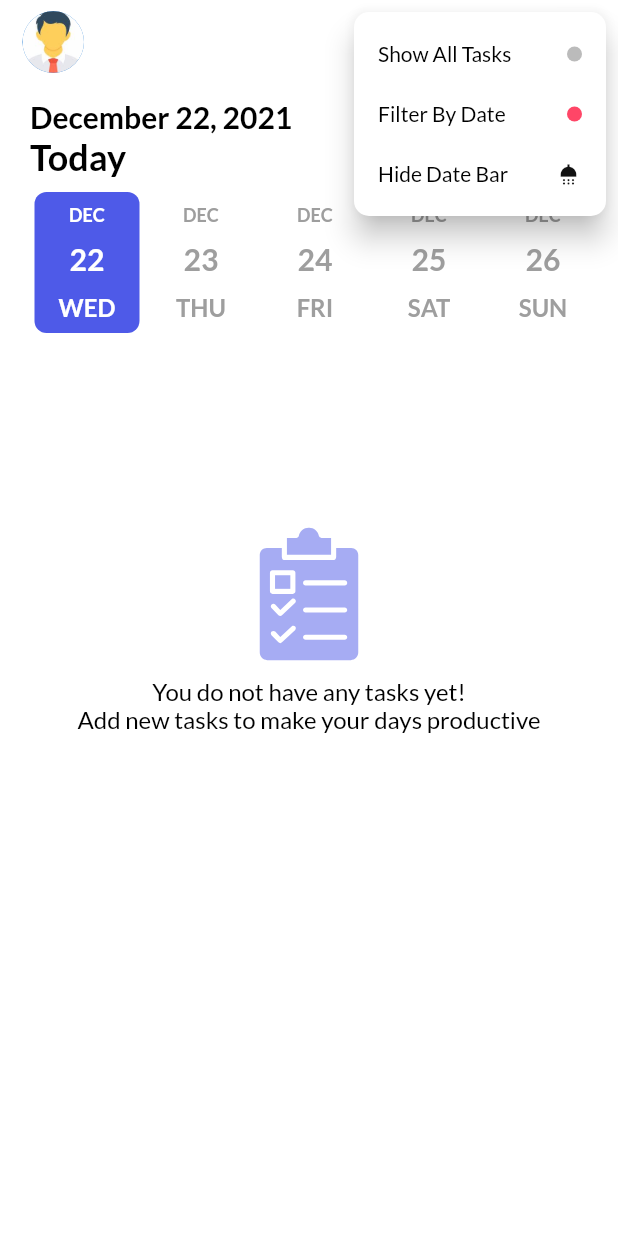
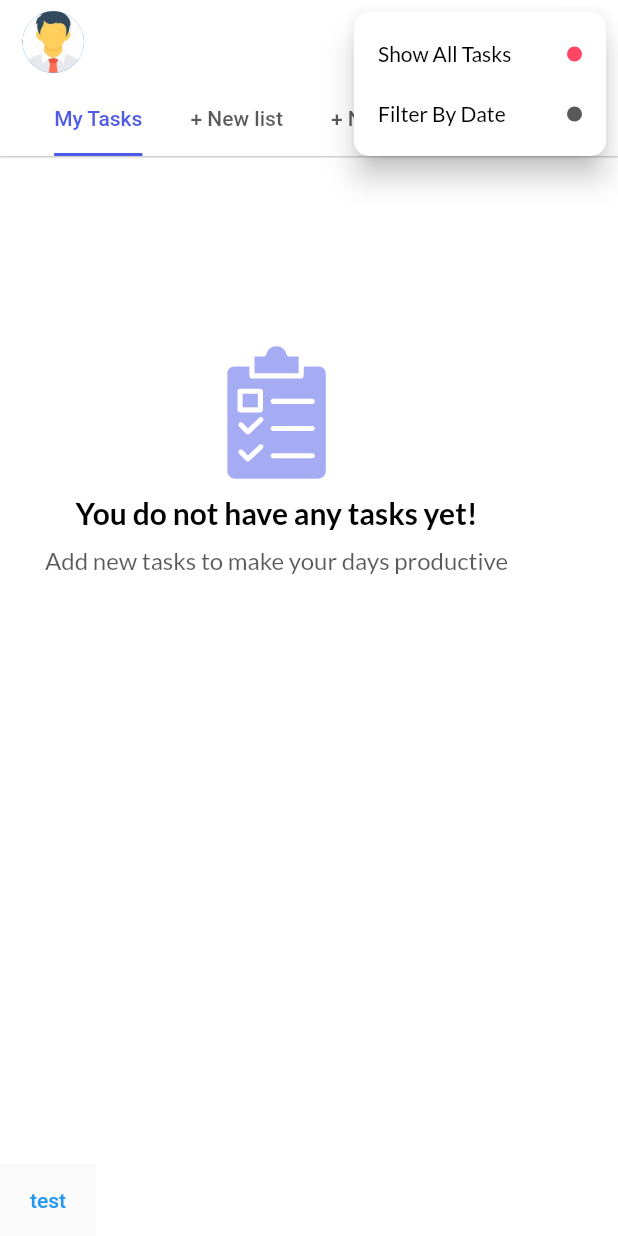
Before and after one commit to abdullah-khouli/my-repository, a Flutter app: the screen it shows after launch, after a tap on the "wb sunny" icon, after a tap on the "more vert" icon, on a phone screen of 412 x 824 dp. Run offline on Flutter 3.47's test engine with Material 2 defaults, Android fonts, the phone set to English and light mode, and no system bars; drawn by our look-alikes of date_picker_timeline; our stand-ins replace flutter_local_notifications, flutter_native_timezone, flutter_staggered_animations, flutter_svg, get, get_storage and 5 more; accounts and stored records are empty.

Commit message:
22/12/2021 laptop

```diff
--- a/lib/controllers/task_controller.dart
+++ b/lib/controllers/task_controller.dart
@@ -5,6 +5,7 @@ import '../models/task.dart';
 
 class TaskController extends GetxController {
   RxList<Task> taskList = <Task>[].obs;
+  RxMap tasksLists = {}.obs;
   deleteAllTasks() async {
     await DBHelper.deleteAll();
     await getTasks();
--- a/lib/ui/pages/home_page.dart
+++ b/lib/ui/pages/home_page.dart
@@ -33,12 +33,12 @@ class _HomePageState extends State<HomePage> {
   final TaskController _taskController = Get.put(TaskController());
   final notifiHelper = NotifyHelper();
   DatePickerController? datePickerController = DatePickerController();
-  bool showAllTasks = false;
+  bool showAllTasks = true;
   GlobalKey key = GlobalKey();
   late File _pickedFile;
   final ImagePicker _picker = ImagePicker();
   final GetStorage _box = GetStorage();
-  bool showDateBar = true;
+  // bool showDateBar = true;
   ImageProvider<Object>? img;
   _pickImage({required ImageSource src}) async {
     final _image = await _picker.pickImage(source: src, imageQuality: 25);
@@ -50,6 +50,33 @@ class _HomePageState extends State<HomePage> {
       });
     }
   }
+
+  List<Widget> tabs = <Widget>[
+    const Tab(
+      child: Text(
+        'My Tasks',
+      ),
+      // height: 40,
+    ),
+    const Tab(
+      // height: 40,
+      child: Text(
+        '+ New list',
+      ),
+    ),
+    const Tab(
+      // height: 40,
+      child: Text(
+        '+ New list',
+      ),
+    ),
+    const Tab(
+      // height: 40,
+      child: Text(
+        '+ New list',
+      ),
+    ),
+  ];
 
   @override
   void initState() {
@@ -69,30 +96,59 @@ class _HomePageState extends State<HomePage> {
   }
 
   @override
-  void didChangeDependencies() {
-    print('ddddddddddidchangedependec=ncies');
-    super.didChangeDependencies();
-  }
-
-  @override
   Widget build(BuildContext context) {
     SizeConfig().init(context);
-    return Scaffold(
+    return DefaultTabController(
+      length: tabs.length,
+      child: Scaffold(
+        bottomSheet: TextButton(onPressed: () {}, child: Text('test')),
+        //bottomNavigationBar: _bottomNavigationBar(),
         backgroundColor: context.theme.backgroundColor,
         appBar: _appBar(),
         body: Column(
           children: [
-          _addTaskBar(),
-          showDateBar ? _addDateBar() : Container(),
+            //  _addTaskBar(),
+            !showAllTasks ? _addDateBar() : Container(),
+
             const SizedBox(height: 6),
+            Expanded(
+              child: TabBarView(
+                children: [
                   _showTasks(),
+                  Container(),
+                  Container(),
+                  Container(),
                 ],
+              ),
+            ),
+          ],
+        ),
       ),
     );
   }
 
+  BottomNavigationBar _bottomNavigationBar() {
+    return BottomNavigationBar(items: const [
+      BottomNavigationBarItem(
+          icon: Icon(Icons.ac_unit), label: '11', tooltip: 'Lists'),
+      BottomNavigationBarItem(
+          icon: Icon(Icons.ac_unit), label: '22', tooltip: 'Add Task'),
+      BottomNavigationBarItem(
+          icon: Icon(Icons.ac_unit), label: '33', tooltip: 'list options')
+    ]);
+  }
+
   AppBar _appBar() {
     return AppBar(
+      bottom: TabBar(
+        isScrollable: tabs.length > 3 ? true : false,
+        indicatorColor: primaryClr,
+        indicatorSize: TabBarIndicatorSize.label,
+        labelColor: primaryClr,
+        unselectedLabelColor: subTitleStyle.color,
+        onTap: (index) => print(index),
+        tabs: tabs,
+      ),
       leading: Padding(
         padding: const EdgeInsets.only(left: 15),
         child: CircleAvatar(
@@ -105,9 +161,10 @@ class _HomePageState extends State<HomePage> {
           radius: 30,
         ),
       ),
-      elevation: 0,
+      elevation: 0.5,
       backgroundColor: context.theme.backgroundColor,
       actions: [
+        if (!showAllTasks)
           IconButton(
             onPressed: () {
               setState(() {
@@ -188,6 +245,7 @@ class _HomePageState extends State<HomePage> {
           ),
         ),
         PopupMenuButton(
+          tooltip: 'show options',
           shape: RoundedRectangleBorder(
             borderRadius: BorderRadius.circular(10),
           ),
@@ -211,8 +269,11 @@ class _HomePageState extends State<HomePage> {
                     ),
                     CircleAvatar(
                       radius: 5,
-                      backgroundColor:
-                          showAllTasks ? pinkClr : Colors.grey.withOpacity(0.7),
+                      backgroundColor: showAllTasks
+                          ? pinkClr
+                          : Get.isDarkMode
+                              ? Colors.white
+                              : darkGreyClr,
                     ),
                   ],
                 )),
@@ -231,13 +292,16 @@ class _HomePageState extends State<HomePage> {
                   ),
                   CircleAvatar(
                     radius: 5,
-                    backgroundColor:
-                        !showAllTasks ? pinkClr : Colors.grey.withOpacity(0.7),
+                    backgroundColor: !showAllTasks
+                        ? pinkClr
+                        : Get.isDarkMode
+                            ? Colors.white
+                            : darkGreyClr,
                   ),
                 ],
               ),
             ),
-            PopupMenuItem(
+            /*  PopupMenuItem(
                 height: 40,
                 onTap: () => setState(() {
                       showDateBar = !showDateBar;
@@ -250,12 +314,12 @@ class _HomePageState extends State<HomePage> {
                       style: bodyStyle,
                     ),
                     Icon(
-                      Icons.shower,
+                      showDateBar ? Icons.visibility : Icons.visibility_off,
                       size: 18,
                       color: Get.isDarkMode ? Colors.white : darkGreyClr,
                     ),
                   ],
-                )),
+                )),*/
           ],
         )
       ],
@@ -342,12 +406,8 @@ class _HomePageState extends State<HomePage> {
     );
   }
 
-  _showTasks() {
-    print('show');
-    print(datePickerController.isBlank);
-    // datePickerController!.animateToDate(DateTime
-    //   .now()); //هاد السطر مشان خلي التاريخ المحدد بأول الصفحة من اليسار
-    return Expanded(
+  Widget _showTasks() {
+    return Container(
       child: Obx(
         () {
           if (_taskController.taskList.isEmpty) {
@@ -415,7 +475,7 @@ class _HomePageState extends State<HomePage> {
     );
   }
 
-  _noTaskMsg() {
+  Widget _noTaskMsg() {
     //هون عندي مشكلة ماعم يطلع الريفرش اندكاتر
     return Stack(
       children: [
@@ -444,7 +504,15 @@ class _HomePageState extends State<HomePage> {
                     padding: const EdgeInsets.symmetric(
                         horizontal: 30, vertical: 10),
                     child: Text(
-                      'You do not have any tasks yet!\nAdd new tasks to make your days productive ',
+                      'You do not have any tasks yet!',
+                      style: subHeadingStyle,
+                      textAlign: TextAlign.center,
+                    ),
+                  ),
+                  Padding(
+                    padding: const EdgeInsets.symmetric(horizontal: 30),
+                    child: Text(
+                      'Add new tasks to make your days productive',
                       style: subTitleStyle,
                       textAlign: TextAlign.center,
                     ),
--- a/lib/ui/theme.dart
+++ b/lib/ui/theme.dart
@@ -7,7 +7,7 @@ const Color orangeClr = Color(0xCFFF8746);
 const Color pinkClr = Color(0xFFff4667);
 const Color white = Colors.white;
 const primaryClr = bluishClr;
-const Color darkGreyClr = Color(0xFF121212);
+Color darkGreyClr = const Color(0xFF121212).withOpacity(0.7);
 const Color darkHeaderClr = Color(0xFF424242);
 
 class Themes {
@@ -54,7 +54,7 @@ TextStyle get subTitleStyle {
     textStyle: TextStyle(
         fontSize: 16,
         fontWeight: FontWeight.w400,
-        color: Get.isDarkMode ? Colors.white : Colors.black),
+        color: Get.isDarkMode ? Colors.white : darkGreyClr),
   );
 }
 
```
Lines whose indentation alone changed are shown as unchanged.
